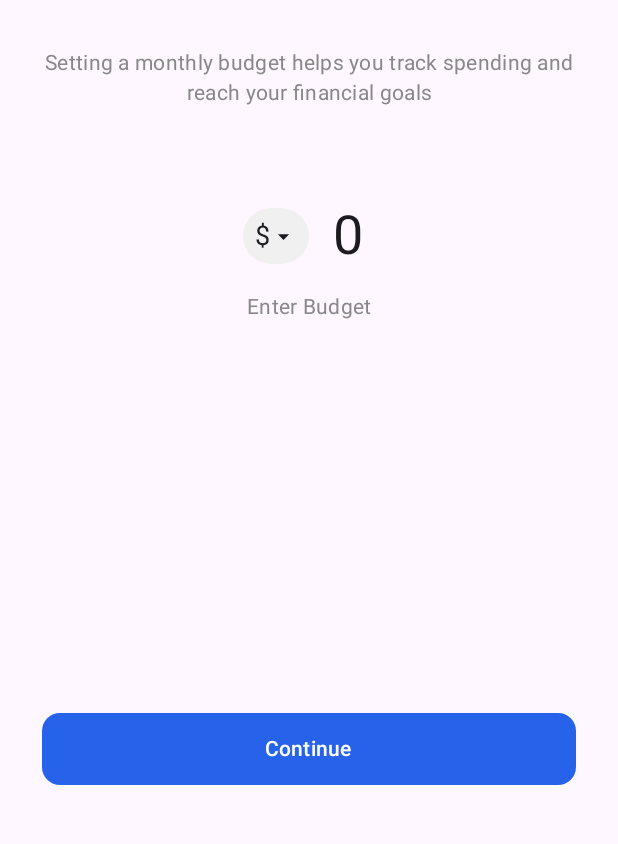
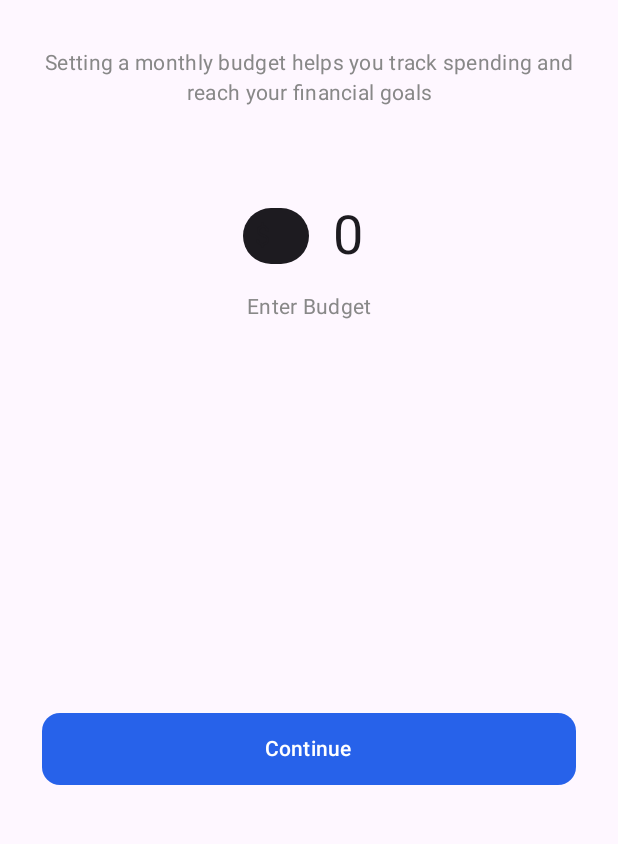
Before and after one commit to lchintha/BudgetIt, an Android app built with Jetpack Compose: the screen it shows after launch (MainActivity), on a phone screen of 412 x 824 dp, the part 373-1217 px from its top. Run offline under Robolectric (Android 15) with nearby library versions, the phone set to English and light mode, and no system bars; our stand-ins replace Room's generated code, livedata-compose.

Commit message:
Removed unnecessary import statements.

```diff
--- a/app/src/main/java/com/iquad/budgetit/enterbudget/EnterBudgetScreen.kt
+++ b/app/src/main/java/com/iquad/budgetit/enterbudget/EnterBudgetScreen.kt
@@ -159,7 +159,7 @@ fun BudgetInputField(
                 Box(
                     modifier = Modifier
                         .background(
-                        color = Color(0xFFF0F0F0),
+                        color = MaterialTheme.colorScheme.onSurface,
                         shape = CircleShape
                     )
                 ) {
--- a/app/src/main/java/com/iquad/budgetit/expenses/AddCategory.kt
+++ b/app/src/main/java/com/iquad/budgetit/expenses/AddCategory.kt
@@ -93,7 +93,7 @@ fun AddCategory(
         when(uiState) {
             is BudgetItViewModel.UiState.Error -> {
                 GlobalStaticMessage.show(
-                    message = "Select All Fields",
+                    message = "Please input all fields.",
                     messageType = MessageType.FAILURE
                 )
                 viewModel.resetState()
--- a/app/src/main/java/com/iquad/budgetit/utils/CurrencyDropdown.kt
+++ b/app/src/main/java/com/iquad/budgetit/utils/CurrencyDropdown.kt
@@ -5,7 +5,6 @@ import androidx.compose.foundation.layout.Arrangement
 import androidx.compose.foundation.layout.Box
 import androidx.compose.foundation.layout.Column
 import androidx.compose.foundation.layout.Row
-import androidx.compose.foundation.layout.padding
 import androidx.compose.foundation.layout.size
 import androidx.compose.foundation.layout.wrapContentSize
 import androidx.compose.material.icons.Icons
--- a/app/src/main/java/com/iquad/budgetit/utils/GSM.kt
+++ b/app/src/main/java/com/iquad/budgetit/utils/GSM.kt
@@ -4,10 +4,7 @@ import androidx.compose.animation.AnimatedVisibility
 import androidx.compose.animation.core.tween
 import androidx.compose.animation.expandVertically
 import androidx.compose.animation.fadeIn
-import androidx.compose.animation.fadeOut
-import androidx.compose.animation.shrinkVertically
 import androidx.compose.animation.slideInVertically
-import androidx.compose.animation.slideOutVertically
 import androidx.compose.foundation.background
 import androidx.compose.foundation.border
 import androidx.compose.foundation.layout.Arrangement
@@ -35,8 +32,6 @@ import androidx.compose.runtime.Composable
 import androidx.compose.runtime.LaunchedEffect
 import androidx.compose.runtime.getValue
 import androidx.compose.runtime.mutableStateOf
-import androidx.compose.runtime.remember
-import androidx.compose.runtime.rememberCoroutineScope
 import androidx.compose.ui.Alignment
 import androidx.compose.ui.Modifier
 import androidx.compose.ui.draw.clip
@@ -51,7 +46,6 @@ import androidx.compose.ui.unit.sp
 import androidx.compose.ui.zIndex
 import com.iquad.budgetit.R
 import kotlinx.coroutines.delay
-import kotlinx.coroutines.launch
 
 const val animationDuration = 500
 
```
